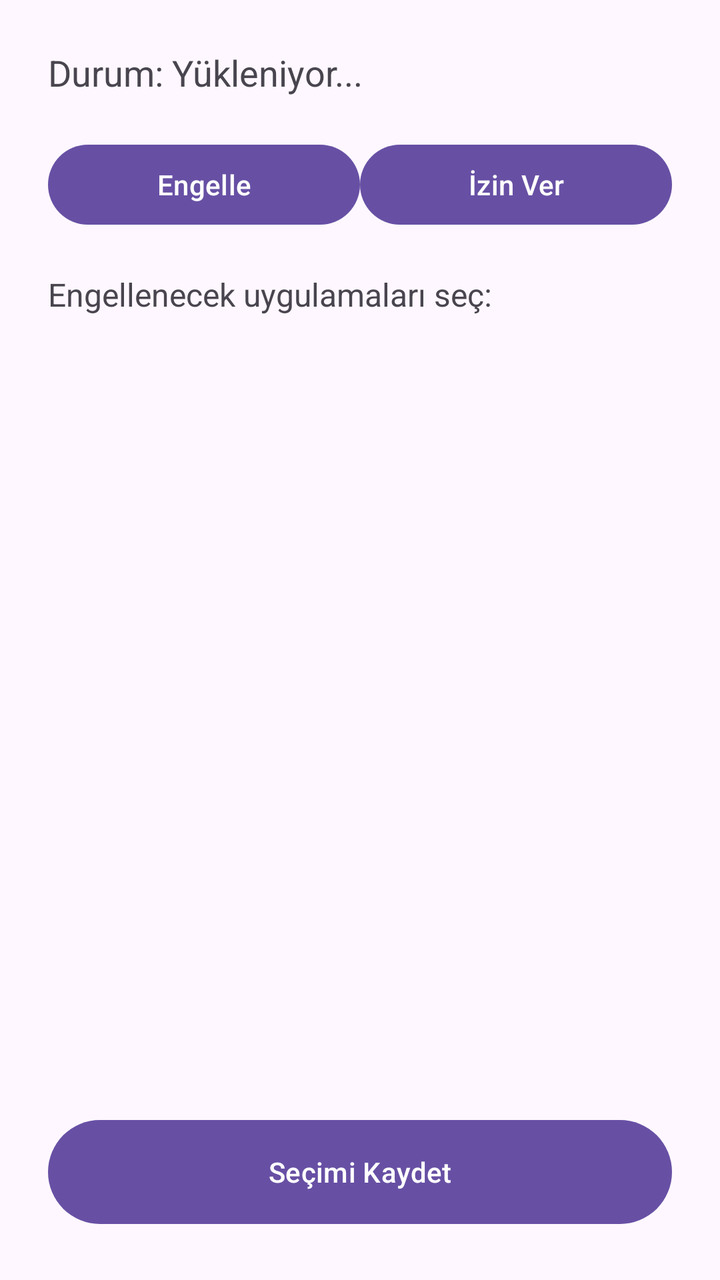
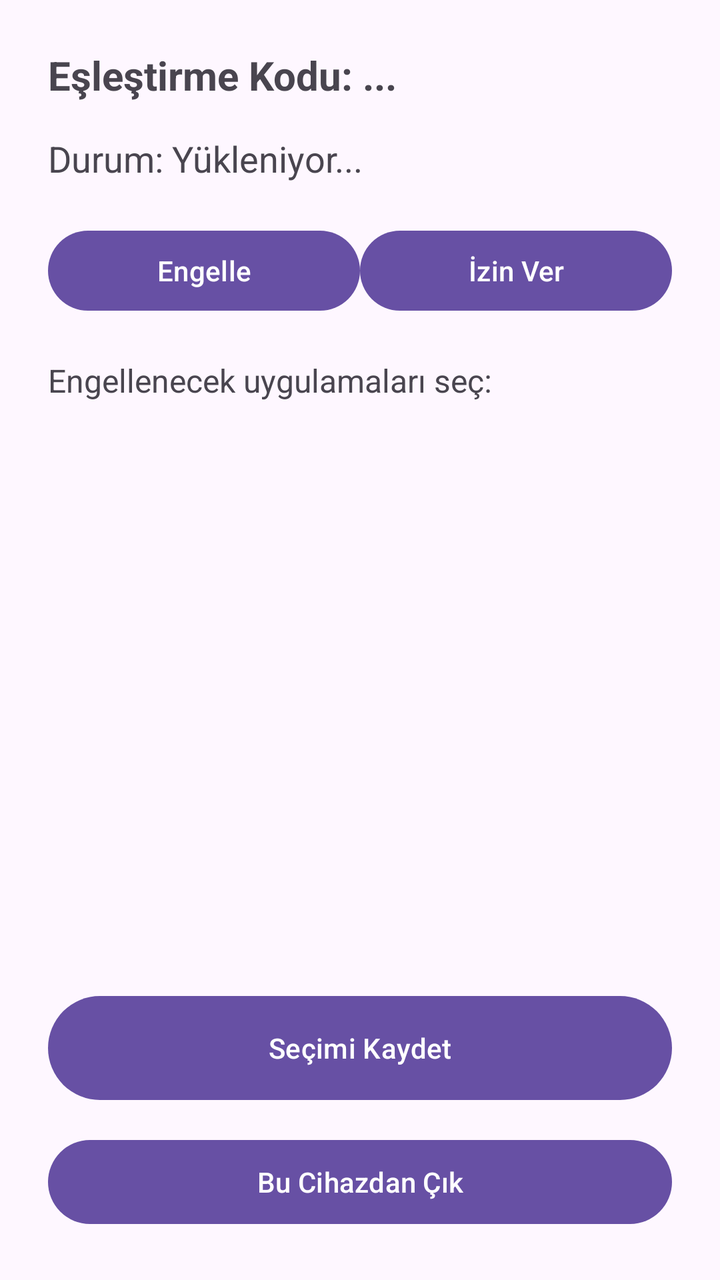

Before-and-after screenshots of an Android layout around one commit, followed by the original layout XML and the change that was made.
<!-- AndroidManifest.xml: application theme Theme.AppBlocker -->
<!-- res/layout/activity_controller.xml -->
<?xml version="1.0" encoding="utf-8"?>
<LinearLayout xmlns:android="http://schemas.android.com/apk/res/android"
    android:layout_width="match_parent"
    android:layout_height="match_parent"
    android:orientation="vertical"
    android:padding="24dp">

    <TextView
        android:id="@+id/tvStatus"
        android:layout_width="wrap_content"
        android:layout_height="wrap_content"
        android:text="Durum: Yükleniyor..."
        android:textSize="18sp"
        android:layout_marginBottom="20dp" />

    <LinearLayout
        android:layout_width="match_parent"
        android:layout_height="wrap_content"
        android:orientation="horizontal"
        android:layout_marginBottom="20dp">

        <Button
            android:id="@+id/btnBlock"
            android:layout_width="0dp"
            android:layout_height="wrap_content"
            android:layout_weight="1"
            android:text="Engelle" />

        <Button
            android:id="@+id/btnAllow"
            android:layout_width="0dp"
            android:layout_height="wrap_content"
            android:layout_weight="1"
            android:text="İzin Ver" />

    </LinearLayout>

    <TextView
        android:layout_width="wrap_content"
        android:layout_height="wrap_content"
        android:text="Engellenecek uygulamaları seç:"
        android:textSize="16sp"
        android:layout_marginBottom="8dp" />

    <ListView
        android:id="@+id/lvApps"
        android:layout_width="match_parent"
        android:layout_height="0dp"
        android:layout_weight="1" />

    <Button
        android:id="@+id/btnSaveApps"
        android:layout_width="match_parent"
        android:layout_height="60dp"
        android:text="Seçimi Kaydet"
        android:layout_marginTop="12dp" />

</LinearLayout>
<!-- resources referenced by this layout -->
<resources>
  <style name="Theme.AppBlocker" parent="Base.Theme.AppBlocker" />
  <style name="Base.Theme.AppBlocker" parent="Theme.Material3.DayNight.NoActionBar">
          
          
      </style>
</resources>

<!-- the commit's change to res/layout/activity_controller.xml (unified diff, before → after) -->
@@ -4,6 +4,15 @@
     android:layout_height="match_parent"
     android:orientation="vertical"
     android:padding="24dp">
+
+    <TextView
+        android:id="@+id/tvPairingCode"
+        android:layout_width="wrap_content"
+        android:layout_height="wrap_content"
+        android:text="Eşleştirme Kodu: ..."
+        android:textSize="20sp"
+        android:textStyle="bold"
+        android:layout_marginBottom="16dp" />
 
     <TextView
         android:id="@+id/tvStatus"
@@ -55,4 +64,11 @@
         android:text="Seçimi Kaydet"
         android:layout_marginTop="12dp" />
 
+    <Button
+        android:id="@+id/btnLogout"
+        android:layout_width="match_parent"
+        android:layout_height="50dp"
+        android:text="Bu Cihazdan Çık"
+        android:layout_marginTop="12dp" />
+
 </LinearLayout>
